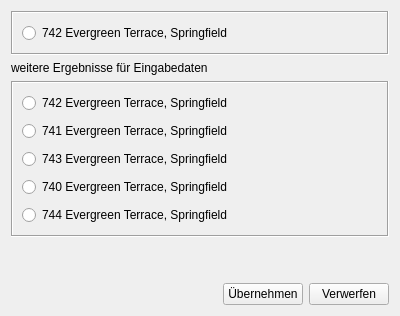
First picture: the form in ui/featurepicker.ui, repository de-bkg/qgis-geocoder, before the edit.
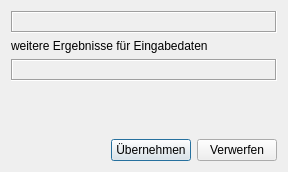
Second picture: the form after the edit. Icons and pictures are not drawn.

Commit message: featurepicker-/"Ergebnisse inspizieren"-dialog drained for future dynamic fill

Diff of the .ui file:
```diff
--- a/ui/featurepicker.ui
+++ b/ui/featurepicker.ui
@@ -6,8 +6,8 @@
    <rect>
     <x>0</x>
     <y>0</y>
-    <width>400</width>
-    <height>316</height>
+    <width>288</width>
+    <height>172</height>
    </rect>
   </property>
   <property name="windowTitle">
@@ -22,55 +22,7 @@
      <property name="frameShadow">
       <enum>QFrame::Sunken</enum>
      </property>
-     <layout class="QGridLayout" name="gridLayout">
-      <item row="0" column="0">
-       <layout class="QHBoxLayout" name="horizontalLayout_3">
-        <property name="topMargin">
-         <number>0</number>
-        </property>
-        <item>
-         <widget class="QRadioButton" name="addressone_radiobutton_2">
-          <property name="text">
-           <string>742 Evergreen Terrace, Springfield</string>
-          </property>
-         </widget>
-        </item>
-        <item>
-         <spacer name="horizontalSpacer_3">
-          <property name="orientation">
-           <enum>Qt::Horizontal</enum>
-          </property>
-          <property name="sizeHint" stdset="0">
-           <size>
-            <width>40</width>
-            <height>20</height>
-           </size>
-          </property>
-         </spacer>
-        </item>
-        <item>
-         <widget class="QPushButton" name="addressone_mapsymbol_button_2">
-          <property name="text">
-           <string/>
-          </property>
-          <property name="icon">
-           <iconset>
-            <normaloff>icons/20190619_iconset_mob_wborders_one.png</normaloff>icons/20190619_iconset_mob_wborders_one.png</iconset>
-          </property>
-          <property name="iconSize">
-           <size>
-            <width>18</width>
-            <height>18</height>
-           </size>
-          </property>
-          <property name="flat">
-           <bool>true</bool>
-          </property>
-         </widget>
-        </item>
-       </layout>
-      </item>
-     </layout>
+     <layout class="QGridLayout" name="gridLayout"/>
     </widget>
    </item>
    <item>
@@ -88,243 +40,7 @@
      <property name="frameShadow">
       <enum>QFrame::Sunken</enum>
      </property>
-     <layout class="QGridLayout" name="gridLayout_2">
-      <item row="0" column="0">
-       <layout class="QHBoxLayout" name="horizontalLayout_2">
-        <property name="topMargin">
-         <number>0</number>
-        </property>
-        <item>
-         <widget class="QRadioButton" name="addressone_radiobutton">
-          <property name="text">
-           <string>742 Evergreen Terrace, Springfield</string>
-          </property>
-         </widget>
-        </item>
-        <item>
-         <spacer name="horizontalSpacer_2">
-          <property name="orientation">
-           <enum>Qt::Horizontal</enum>
-          </property>
-          <property name="sizeHint" stdset="0">
-           <size>
-            <width>40</width>
-            <height>20</height>
-           </size>
-          </property>
-         </spacer>
-        </item>
-        <item>
-         <widget class="QPushButton" name="addressone_mapsymbol_button">
-          <property name="text">
-           <string/>
-          </property>
-          <property name="icon">
-           <iconset>
-            <normaloff>icons/20190619_iconset_mob_wborders_one.png</normaloff>icons/20190619_iconset_mob_wborders_one.png</iconset>
-          </property>
-          <property name="iconSize">
-           <size>
-            <width>18</width>
-            <height>18</height>
-           </size>
-          </property>
-          <property name="flat">
-           <bool>true</bool>
-          </property>
-         </widget>
-        </item>
-       </layout>
-      </item>
-      <item row="1" column="0">
-       <layout class="QHBoxLayout" name="horizontalLayout_4">
-        <property name="topMargin">
-         <number>0</number>
-        </property>
-        <item>
-         <widget class="QRadioButton" name="addresstwo_radiobutton">
-          <property name="text">
-           <string>741 Evergreen Terrace, Springfield</string>
-          </property>
-         </widget>
-        </item>
-        <item>
-         <spacer name="horizontalSpacer_4">
-          <property name="orientation">
-           <enum>Qt::Horizontal</enum>
-          </property>
-          <property name="sizeHint" stdset="0">
-           <size>
-            <width>40</width>
-            <height>20</height>
-           </size>
-          </property>
-         </spacer>
-        </item>
-        <item>
-         <widget class="QPushButton" name="addresstwo_mapsymbol_button">
-          <property name="text">
-           <string/>
-          </property>
-          <property name="icon">
-           <iconset>
-            <normaloff>icons/20190619_iconset_mob_wborders_two.png</normaloff>icons/20190619_iconset_mob_wborders_two.png</iconset>
-          </property>
-          <property name="iconSize">
-           <size>
-            <width>18</width>
-            <height>18</height>
-           </size>
-          </property>
-          <property name="flat">
-           <bool>true</bool>
-          </property>
-         </widget>
-        </item>
-       </layout>
-      </item>
-      <item row="2" column="0">
-       <layout class="QHBoxLayout" name="horizontalLayout_5">
-        <property name="topMargin">
-         <number>0</number>
-        </property>
-        <item>
-         <widget class="QRadioButton" name="addressthree_radiobutton">
-          <property name="text">
-           <string>743 Evergreen Terrace, Springfield</string>
-          </property>
-         </widget>
-        </item>
-        <item>
-         <spacer name="horizontalSpacer_5">
-          <property name="orientation">
-           <enum>Qt::Horizontal</enum>
-          </property>
-          <property name="sizeHint" stdset="0">
-           <size>
-            <width>40</width>
-            <height>20</height>
-           </size>
-          </property>
-         </spacer>
-        </item>
-        <item>
-         <widget class="QPushButton" name="addressthree_mapsymbol_button">
-          <property name="text">
-           <string/>
-          </property>
-          <property name="icon">
-           <iconset>
-            <normaloff>icons/20190619_iconset_mob_wborders_three.png</normaloff>icons/20190619_iconset_mob_wborders_three.png</iconset>
-          </property>
-          <property name="iconSize">
-           <size>
-            <width>18</width>
-            <height>18</height>
-           </size>
-          </property>
-          <property name="flat">
-           <bool>true</bool>
-          </property>
-         </widget>
-        </item>
-       </layout>
-      </item>
-      <item row="3" column="0">
-       <layout class="QHBoxLayout" name="horizontalLayout_7">
-        <property name="topMargin">
-         <number>0</number>
-        </property>
-        <item>
-         <widget class="QRadioButton" name="addressfour_radiobutton">
-          <property name="text">
-           <string>740 Evergreen Terrace, Springfield</string>
-          </property>
-         </widget>
-        </item>
-        <item>
-         <spacer name="horizontalSpacer_7">
-          <property name="orientation">
-           <enum>Qt::Horizontal</enum>
-          </property>
-          <property name="sizeHint" stdset="0">
-           <size>
-            <width>40</width>
-            <height>20</height>
-           </size>
-          </property>
-         </spacer>
-        </item>
-        <item>
-         <widget class="QPushButton" name="addressfour_mapsymbol_button">
-          <property name="text">
-           <string/>
-          </property>
-          <property name="icon">
-           <iconset>
-            <normaloff>icons/20190619_iconset_mob_wborders_four.png</normaloff>icons/20190619_iconset_mob_wborders_four.png</iconset>
-          </property>
-          <property name="iconSize">
-           <size>
-            <width>18</width>
-            <height>18</height>
-           </size>
-          </property>
-          <property name="flat">
-           <bool>true</bool>
-          </property>
-         </widget>
-        </item>
-       </layout>
-      </item>
-      <item row="4" column="0">
-       <layout class="QHBoxLayout" name="horizontalLayout_6">
-        <property name="topMargin">
-         <number>0</number>
-        </property>
-        <item>
-         <widget class="QRadioButton" name="addressfive_radiobutton">
-          <property name="text">
-           <string>744 Evergreen Terrace, Springfield</string>
-          </property>
-         </widget>
-        </item>
-        <item>
-         <spacer name="horizontalSpacer_6">
-          <property name="orientation">
-           <enum>Qt::Horizontal</enum>
-          </property>
-          <property name="sizeHint" stdset="0">
-           <size>
-            <width>40</width>
-            <height>20</height>
-           </size>
-          </property>
-         </spacer>
-        </item>
-        <item>
-         <widget class="QPushButton" name="addressfive_mapsymbol_button">
-          <property name="text">
-           <string/>
-          </property>
-          <property name="icon">
-           <iconset>
-            <normaloff>icons/20190619_iconset_mob_wborders_five.png</normaloff>icons/20190619_iconset_mob_wborders_five.png</iconset>
-          </property>
-          <property name="iconSize">
-           <size>
-            <width>18</width>
-            <height>18</height>
-           </size>
-          </property>
-          <property name="flat">
-           <bool>true</bool>
-          </property>
-         </widget>
-        </item>
-       </layout>
-      </item>
-     </layout>
+     <layout class="QGridLayout" name="gridLayout_2"/>
     </widget>
    </item>
    <item>
```
Left out of the diff: 83 changed lines with no effect on the pictures.
